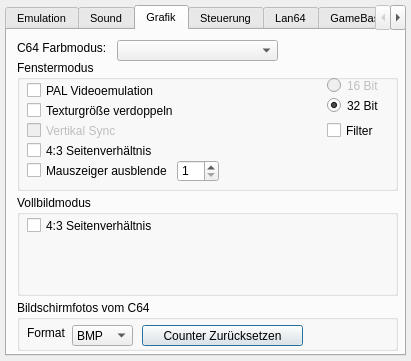
Above: setup_window.ui from ThKattanek/emu64 before the change. Below: the same form after it.
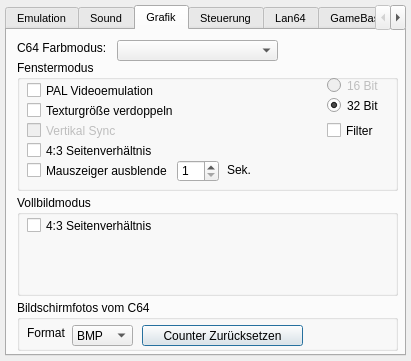
That is the form after the change.

Commit message: [ticket#14] Kleine optische Anpassung in der GUI.

```diff
--- a/setup_window.ui
+++ b/setup_window.ui
@@ -344,6 +344,19 @@
        <number>90</number>
       </property>
      </widget>
+     <widget class="QLabel" name="label_5">
+      <property name="geometry">
+       <rect>
+        <x>210</x>
+        <y>100</y>
+        <width>31</width>
+        <height>20</height>
+       </rect>
+      </property>
+      <property name="text">
+       <string>Sek.</string>
+      </property>
+     </widget>
     </widget>
     <widget class="QGroupBox" name="FullscreenGroup">
      <property name="enabled">
```
Left out of the diff: 3 changed lines with no effect on the pictures.
